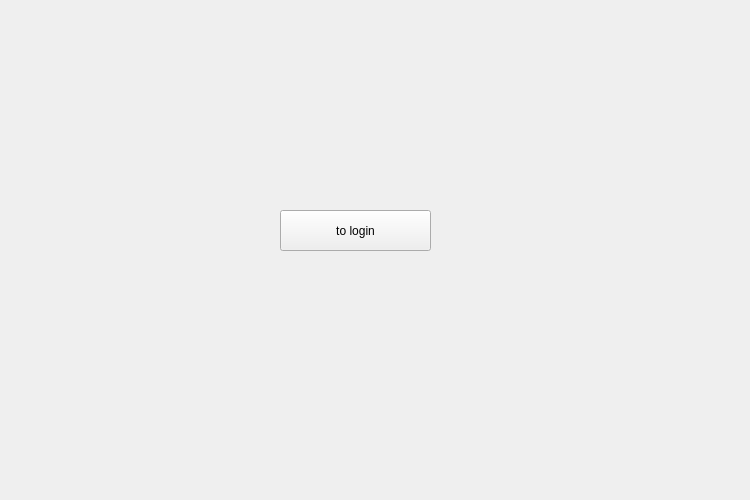
This is RFTA-Win64/dashboard.ui in rotat1ck/RFTA as Qt 5 draws it before an edit. The edited form follows.
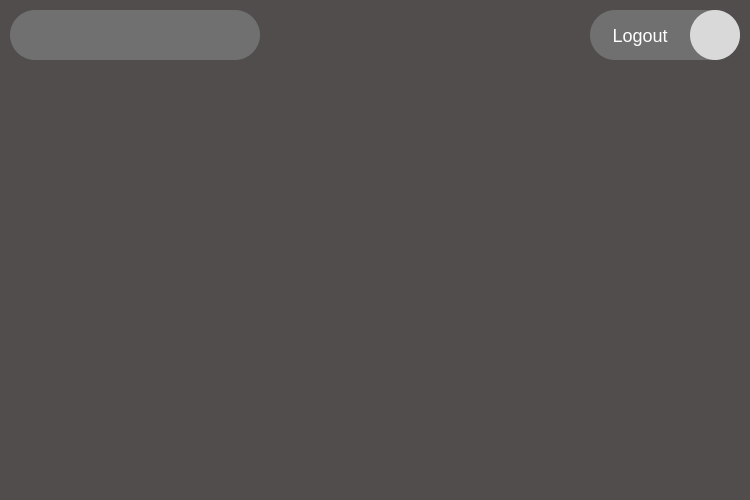
This is the edited form.

Commit message: dashboard ui uptade

```diff
--- a/RFTA-Win64/dashboard.ui
+++ b/RFTA-Win64/dashboard.ui
@@ -22,31 +22,134 @@
      <height>500</height>
     </rect>
    </property>
-   <widget class="QPushButton" name="pushButton">
+   <property name="styleSheet">
+    <string notr="true">background: #514D4D;</string>
+   </property>
+   <widget class="QWidget" name="MainPageBar" native="true">
     <property name="geometry">
      <rect>
-      <x>280</x>
-      <y>210</y>
-      <width>151</width>
-      <height>41</height>
+      <x>10</x>
+      <y>10</y>
+      <width>730</width>
+      <height>50</height>
      </rect>
     </property>
-    <property name="text">
-     <string>to login</string>
-    </property>
-   </widget>
-   <widget class="QLabel" name="label">
-    <property name="geometry">
-     <rect>
-      <x>200</x>
-      <y>80</y>
-      <width>161</width>
-      <height>71</height>
-     </rect>
-    </property>
-    <property name="text">
-     <string/>
-    </property>
+    <widget class="QWidget" name="ProfileInfoWidget" native="true">
+     <property name="geometry">
+      <rect>
+       <x>0</x>
+       <y>0</y>
+       <width>250</width>
+       <height>50</height>
+      </rect>
+     </property>
+     <property name="styleSheet">
+      <string notr="true">background: #707070;
+border-radius: 25px;
+
+font-family: 'Inter SemiBold';
+font-size: 18px;
+
+color: #FFFFFF;
+
+</string>
+     </property>
+     <widget class="QLabel" name="NameBar">
+      <property name="geometry">
+       <rect>
+        <x>10</x>
+        <y>10</y>
+        <width>190</width>
+        <height>30</height>
+       </rect>
+      </property>
+      <property name="styleSheet">
+       <string notr="true">
+</string>
+      </property>
+      <property name="text">
+       <string/>
+      </property>
+     </widget>
+     <widget class="QLabel" name="Privileges">
+      <property name="geometry">
+       <rect>
+        <x>210</x>
+        <y>10</y>
+        <width>30</width>
+        <height>30</height>
+       </rect>
+      </property>
+      <property name="text">
+       <string/>
+      </property>
+      <property name="alignment">
+       <set>Qt::AlignmentFlag::AlignCenter</set>
+      </property>
+     </widget>
+    </widget>
+    <widget class="QWidget" name="ExitButtonHolder" native="true">
+     <property name="geometry">
+      <rect>
+       <x>580</x>
+       <y>0</y>
+       <width>150</width>
+       <height>50</height>
+      </rect>
+     </property>
+     <property name="styleSheet">
+      <string notr="true">background: #707070;
+border-radius: 25px;
+</string>
+     </property>
+     <widget class="QPushButton" name="ExitButton1">
+      <property name="geometry">
+       <rect>
+        <x>0</x>
+        <y>0</y>
+        <width>100</width>
+        <height>50</height>
+       </rect>
+      </property>
+      <property name="cursor">
+       <cursorShape>PointingHandCursor</cursorShape>
+      </property>
+      <property name="styleSheet">
+       <string notr="true">background-color: transparent; 
+border: 0px;
+font-family: 'Inter SemiBold';
+font-size: 18px;
+
+color: #FFFFFF;
+</string>
+      </property>
+      <property name="text">
+       <string>Logout</string>
+      </property>
+     </widget>
+     <widget class="QPushButton" name="ExitButton2">
+      <property name="geometry">
+       <rect>
+        <x>100</x>
+        <y>0</y>
+        <width>50</width>
+        <height>50</height>
+       </rect>
+      </property>
+      <property name="cursor">
+       <cursorShape>PointingHandCursor</cursorShape>
+      </property>
+      <property name="styleSheet">
+       <string notr="true">background: #D9D9D9;
+box-shadow: 0px 4px 4px rgba(0, 0, 0, 0.25);
+border-radius: 25px;
+</string>
+      </property>
+      <property name="text">
+       <string/>
+      </property>
+     </widget>
+    </widget>
    </widget>
   </widget>
  </widget>
```
The commit also changes 6 other files.
